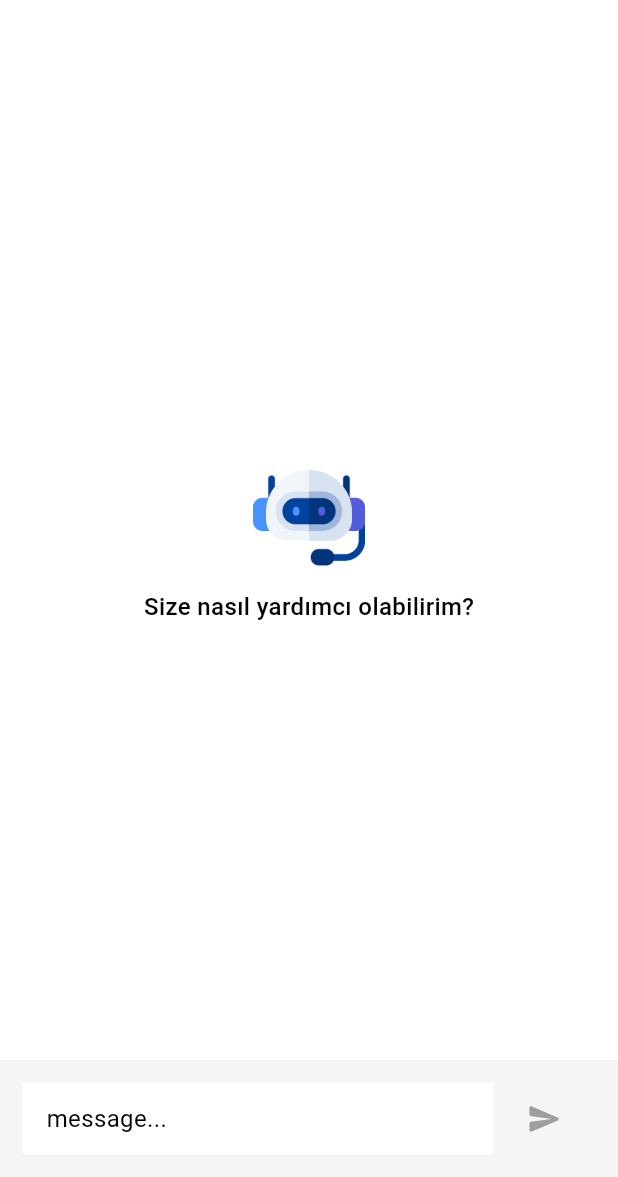
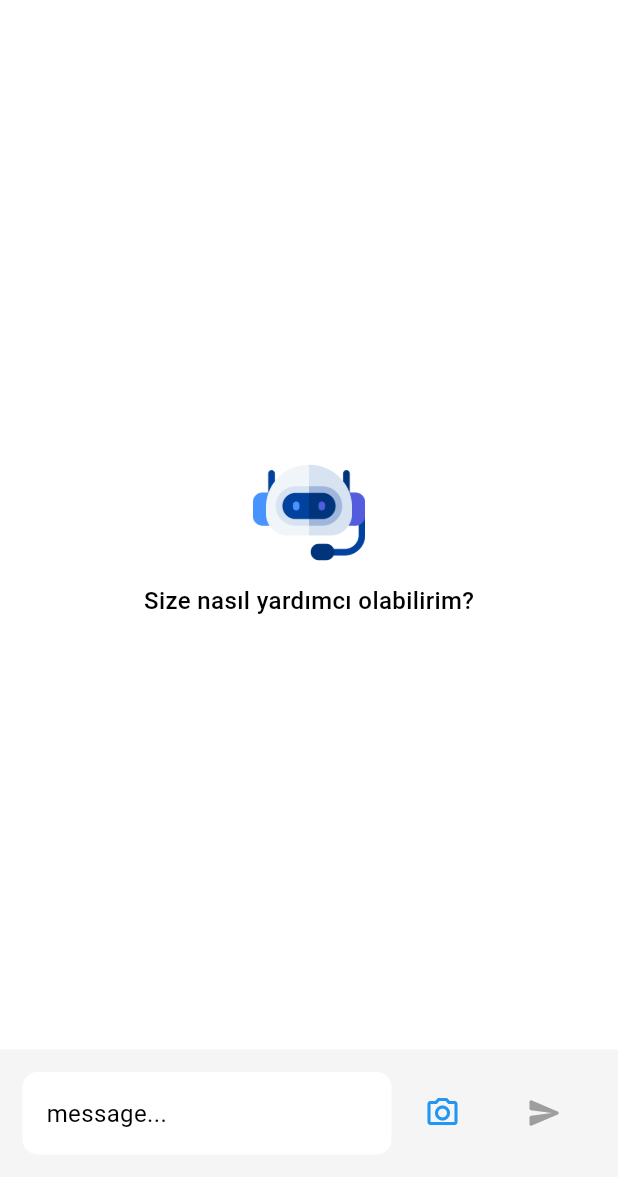
Before and after one commit to Emir1719/Chatbot, a Flutter app: the screen it shows after launch, on a phone screen of 412 x 824 dp, the part 59-1236 px from its top. Run offline on Flutter 3.47's test engine with Material 3 defaults, Android fonts, the phone set to English and light mode, and no system bars; our stand-ins replace bloc, chat_bubbles, dio, equatable, flutter_bloc, google_generative_ai; network calls fail.

```diff
--- a/lib/features/chat/presentation/bloc/chat_bloc.dart
+++ b/lib/features/chat/presentation/bloc/chat_bloc.dart
@@ -3,6 +3,7 @@ import 'dart:async';
 import 'package:bloc/bloc.dart';
 import 'package:chatbot/features/chat/data/datasources/chat_service.dart';
 import 'package:chatbot/features/chat/data/models/chat_message.dart';
+import 'package:chatbot/features/chat/presentation/bloc/conversation/conversation_bloc.dart';
 import 'package:equatable/equatable.dart';
 
 part 'chat_event.dart';
@@ -11,9 +12,10 @@ part 'chat_state.dart';
 class ChatBloc extends Bloc<ChatEvent, ChatState> {
   List<ChatMessage>? _chats = [];
   final _service = ChatService();
-  int currentConvId = 0;
+  int? currentConvId;
+  final ConversationBloc conversationBloc;
 
-  ChatBloc() : super(ChatInitial()) {
+  ChatBloc(this.conversationBloc) : super(ChatInitial()) {
     on<UserMessageEvent>(_userMessage);
     on<ChatLoadEvent>(_load);
   }
@@ -22,8 +24,16 @@ class ChatBloc extends Bloc<ChatEvent, ChatState> {
     emit(ChatLoaded(chats: _chats, isLoading: true));
 
     try {
-      await _service.saveChatByConversationId(currentConvId, event.message);
-      _chats = await _service.getChatsByConvId(currentConvId);
+      // Yeni sohbet başladıysa konuşmayı otomatik oluştur
+      if (currentConvId == null) {
+        final conv = await _service.createConversation();
+        currentConvId = conv.id;
+
+        conversationBloc.add(AddConversationsEvent(convId: conv.id));
+      }
+
+      await _service.saveChatByConversationId(currentConvId!, event.message);
+      _chats = await _service.getChatsByConvId(currentConvId!);
 
       emit(ChatLoaded(chats: _chats, isLoading: false));
     } catch (e) {
--- a/lib/features/chat/presentation/bloc/conversation/conversation_bloc.dart
+++ b/lib/features/chat/presentation/bloc/conversation/conversation_bloc.dart
@@ -10,17 +10,33 @@ part 'conversation_state.dart';
 
 class ConversationBloc extends Bloc<ConversationEvent, ConversationState> {
   final _service = ChatService();
+  List<Conversation>? conversations;
 
   ConversationBloc() : super(ConversationInitial()) {
     on<LoadConversationsEvent>(_load);
+    on<AddConversationsEvent>(_add);
   }
 
   FutureOr<void> _load(LoadConversationsEvent event, emit) async {
     emit(ConversationLoading());
 
     try {
-      final conv = await _service.getConversations();
-      emit(ConversationLoaded(conversations: conv));
+      conversations = await _service.getConversations();
+      conversations?.sort((a, b) => b.id.compareTo(a.id));
+      emit(ConversationLoaded(conversations: conversations));
+    } catch (e) {
+      emit(ConversationError(message: e.toString()));
+    }
+  }
+
+  Future<void> _add(AddConversationsEvent event, Emitter<ConversationState> emit) async {
+    emit(ConversationLoading());
+
+    try {
+      final conv = Conversation(id: event.convId, title: "Yeni");
+      conversations?.add(conv);
+      conversations?.sort((a, b) => b.id.compareTo(a.id));
+      emit(ConversationLoaded(conversations: conversations));
     } catch (e) {
       emit(ConversationError(message: e.toString()));
     }
--- a/lib/features/chat/presentation/bloc/conversation/conversation_event.dart
+++ b/lib/features/chat/presentation/bloc/conversation/conversation_event.dart
@@ -8,3 +8,12 @@ sealed class ConversationEvent extends Equatable {
 }
 
 class LoadConversationsEvent extends ConversationEvent {}
+
+class AddConversationsEvent extends ConversationEvent {
+  final int convId;
+
+  const AddConversationsEvent({required this.convId});
+
+  @override
+  List<Object> get props => [convId];
+}
--- /dev/null
+++ b/lib/features/chat/presentation/widgets/chat/chat_camera_send_button.dart
@@ -0,0 +1,25 @@
+import 'package:chatbot/features/chat/presentation/bloc/message_cubit/message_cubit.dart';
+import 'package:flutter/material.dart';
+import 'package:flutter_bloc/flutter_bloc.dart';
+
+class ChatCameraSendButton extends StatelessWidget {
+  const ChatCameraSendButton({super.key});
+
+  @override
+  Widget build(BuildContext context) {
+    return BlocBuilder<MessageCubit, String>(
+      builder: (context, message) {
+        return Padding(
+          padding: const EdgeInsets.symmetric(horizontal: 10),
+          child: IconButton(
+            onPressed: () {},
+            icon: const Icon(
+              Icons.camera_alt_outlined,
+              color: Colors.blue,
+            ),
+          ),
+        );
+      },
+    );
+  }
+}
--- a/lib/features/chat/presentation/widgets/chat/chat_drawer_loaded.dart
+++ b/lib/features/chat/presentation/widgets/chat/chat_drawer_loaded.dart
@@ -1,5 +1,6 @@
 import 'package:chatbot/features/chat/presentation/bloc/chat_bloc.dart';
 import 'package:chatbot/features/chat/presentation/bloc/conversation/conversation_bloc.dart';
+import 'package:chatbot/features/chat/presentation/widgets/chat/popup/conversation_popup_button.dart';
 import 'package:flutter/material.dart';
 import 'package:flutter_bloc/flutter_bloc.dart';
 
@@ -20,6 +21,7 @@ class ChatDrawerLoaded extends StatelessWidget {
               context.read<ChatBloc>().add(ChatLoadEvent(convId: data.id));
               if (Navigator.canPop(context)) Navigator.pop(context);
             },
+            trailing: const ConversationPopupButton(),
             title: Text(data.title),
           );
         },
--- a/lib/features/chat/presentation/widgets/chat/chat_message_area.dart
+++ b/lib/features/chat/presentation/widgets/chat/chat_message_area.dart
@@ -1,4 +1,5 @@
 import 'package:chatbot/features/chat/presentation/widgets/chat/chat_button.dart';
+import 'package:chatbot/features/chat/presentation/widgets/chat/chat_camera_send_button.dart';
 import 'package:chatbot/features/chat/presentation/widgets/chat/chat_text_form.dart';
 import 'package:chatbot/util/extensions/context_extension.dart';
 import 'package:flutter/material.dart';
@@ -17,6 +18,7 @@ class ChatMessageArea extends StatelessWidget {
       child: const Row(
         children: [
           ChatTextForm(),
+          ChatCameraSendButton(),
           ChatButton(),
         ],
       ),
--- a/lib/features/chat/presentation/widgets/chat/chat_text_form.dart
+++ b/lib/features/chat/presentation/widgets/chat/chat_text_form.dart
@@ -15,9 +15,6 @@ class ChatTextForm extends StatelessWidget {
         controller: messageCubit.controller,
         decoration: const InputDecoration(
           hintText: "message...",
-          enabledBorder: InputBorder.none,
-          errorBorder: InputBorder.none,
-          disabledBorder: InputBorder.none,
         ),
         style: context.textTheme.bodyMedium,
         onChanged: (value) => messageCubit.updateMessage(value),
--- a/lib/main.dart
+++ b/lib/main.dart
@@ -17,9 +17,9 @@ class MainApp extends StatelessWidget {
   Widget build(BuildContext context) {
     return MultiBlocProvider(
       providers: [
-        BlocProvider(create: (context) => ChatBloc()),
+        BlocProvider(create: (context) => ConversationBloc()..add(LoadConversationsEvent())),
+        BlocProvider(create: (context) => ChatBloc(context.read<ConversationBloc>())),
         BlocProvider(create: (context) => MessageCubit()),
-        BlocProvider(create: (context) => ConversationBloc()..add(LoadConversationsEvent())),
       ],
       child: MaterialApp(
         debugShowCheckedModeBanner: false,
--- a/lib/util/app_theme.dart
+++ b/lib/util/app_theme.dart
@@ -31,11 +31,14 @@ final class AppTheme {
 
     return InputDecorationTheme(
       border: border,
+      disabledBorder: border,
       fillColor: Colors.white,
       filled: true,
+      outlineBorder: BorderSide.none,
       hintStyle: _textTheme().bodyMedium,
       focusedBorder: border,
       enabledBorder: border,
+      errorBorder: border,
       labelStyle: _textTheme().bodyLarge,
     );
   }
```
Also changed, not shown: lib/features/chat/data/datasources/chat_service.dart (+13 -2 lines), lib/features/chat/presentation/widgets/chat/conversation_title.dart (+7 -4 lines), lib/features/chat/presentation/widgets/chat/popup/conversation_popup_button.dart (added, +26 -0 lines).
